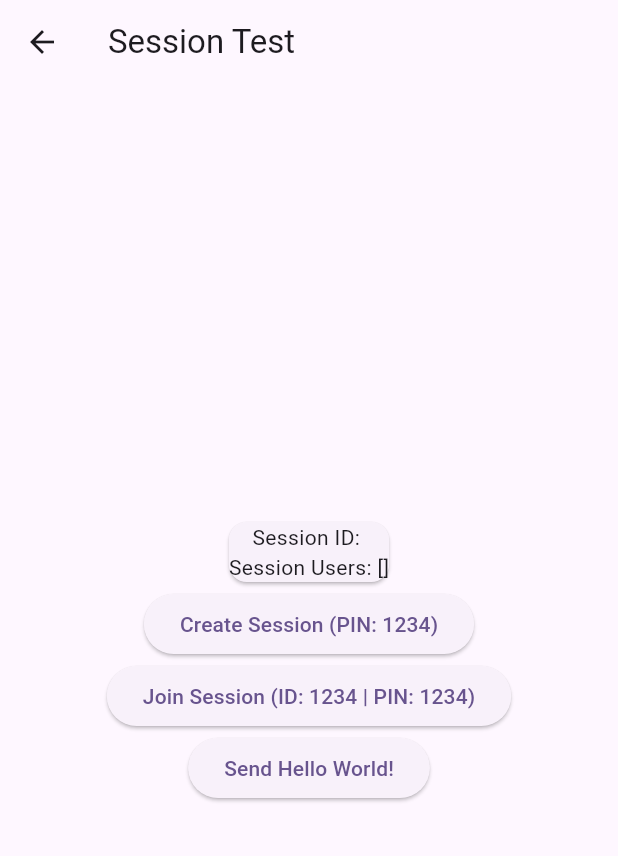
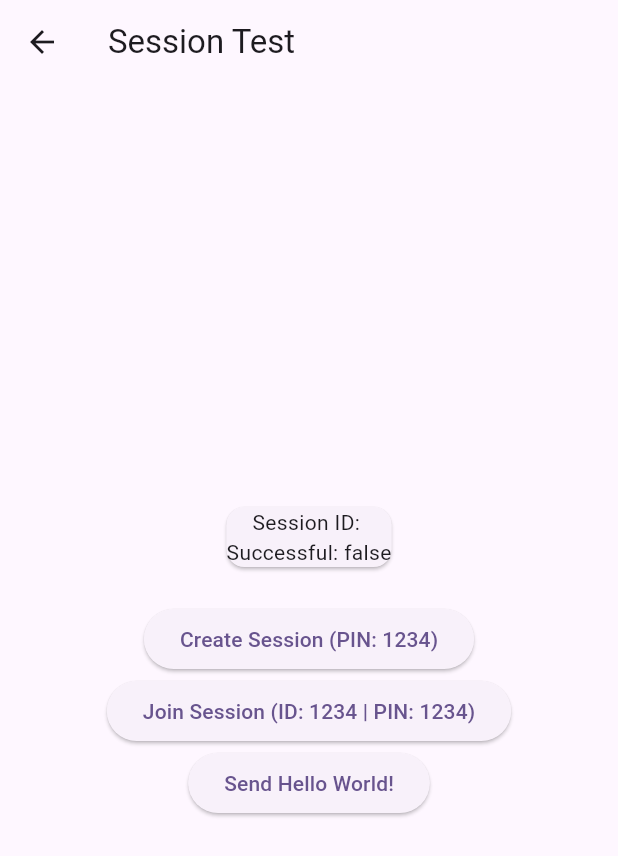
Before and after one commit to F4zination/DUO, a Flutter app: the SessionTestScreen screen opened by its route, after a tap on "Create Session (PIN: 1234)", on a phone screen of 412 x 824 dp. Shown: the top 856 px of the screen. Run offline on Flutter 3.47's test engine with Material 3 defaults, Android fonts, the phone set to English and light mode, and no system bars; our stand-ins replace fixnum, flutter_riverpod, flutter_secure_storage; missing offline and left inert: grpc, pointycastle, protobuf, rsa_encrypt; accounts and stored records are empty.

Commit message:
updated the session_test_screen.dart file

```diff
--- a/duo_client/lib/provider/api_provider.dart
+++ b/duo_client/lib/provider/api_provider.dart
@@ -1,5 +1,3 @@
-import 'dart:html';
-
 import 'package:duo_client/provider/storage_provider.dart';
 import 'package:duo_client/utils/connection/abstract_connection.dart';
 import 'package:duo_client/utils/connection/grpc_server_connection.dart';
@@ -21,7 +19,6 @@ class ApiProvider extends ChangeNotifier {
       case ServerConnectionType.grpc:
         serverConnection = GrpcServerConnection();
         serverConnection!.init(notifyListeners, _storageProvider!);
-        notifyListeners();
         break;
     }
   }
--- a/duo_client/lib/screens/session_test_screen.dart
+++ b/duo_client/lib/screens/session_test_screen.dart
@@ -12,7 +12,7 @@ class SessionTestScreen extends ConsumerStatefulWidget {
 
 class _SessionTestScreeState extends ConsumerState<SessionTestScreen> {
   String sessionId = '';
-  List<String> sessionUsers = [];
+  String successfull = 'false';
 
   @override
   Widget build(BuildContext context) {
@@ -31,16 +31,34 @@ class _SessionTestScreeState extends ConsumerState<SessionTestScreen> {
               child: Column(
                 children: [
                   Text('Session ID: $sessionId'),
-                  Text('Session Users: $sessionUsers')
+                  Text('Successful: $successfull')
                 ],
               ),
+            ),
+            const SizedBox(
+              height: 20,
             ),
             ElevatedButton(
                 onPressed: () async {
                   // add code
                   var token = await _storageProvider.storage
                       .read(key: keyToAccessToken);
-                  _apiProvider.serverConnection!.createSession(token!, 1234);
+
+                  // create Session
+                  _apiProvider.serverConnection!
+                      .createSession(token!, 1234)
+                      .then((value) async {
+                    // join Session
+                    if (value == 0) return;
+                    int _sessionID = await _apiProvider.serverConnection!
+                        .joinSession(token, 1234, 1234);
+                    if (_sessionID == 0) {
+                      setState(() {
+                        sessionId = _sessionID.toString();
+                        successfull = 'true';
+                      });
+                    }
+                  });
                 },
                 child: const Text('Create Session (PIN: 1234)')),
             ElevatedButton(
--- a/duo_client/lib/screens/start_screen.dart
+++ b/duo_client/lib/screens/start_screen.dart
@@ -47,7 +47,7 @@ class _StartScreenState extends ConsumerState<StartScreen> {
             const SizedBox(height: 20),
             ElevatedButton(
                 onPressed: () async {
-                  Navigator.pushNamed(context, '/session_test');
+                  Navigator.pushNamed(context, '/testSession');
                 },
                 child: const Text('Go to Session Test')),
             ElevatedButton(
```
Also changed, not shown: 1 other file.
